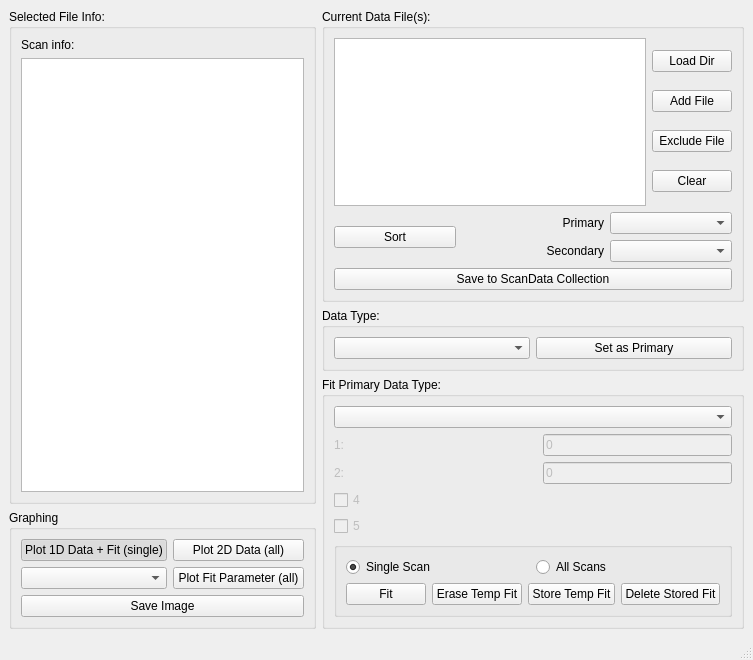
The window that experimentdataanalysis/guis/ui_databrowser.ui (mwmacmahon/experimentdataanalysis) describes before a commit, drawn with Qt 5.
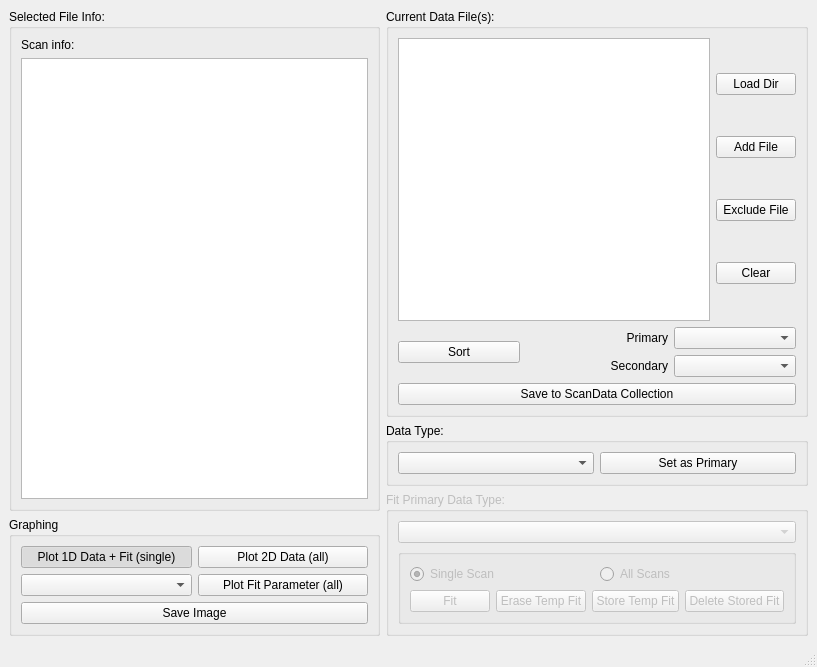
The same window after the commit.

The edit to the form file:
```diff
--- a/experimentdataanalysis/guis/ui_databrowser.ui
+++ b/experimentdataanalysis/guis/ui_databrowser.ui
@@ -6,8 +6,8 @@
    <rect>
     <x>0</x>
     <y>0</y>
-    <width>753</width>
-    <height>660</height>
+    <width>817</width>
+    <height>667</height>
    </rect>
   </property>
   <property name="windowTitle">
@@ -247,6 +247,9 @@
       </item>
       <item>
        <widget class="QGroupBox" name="box_fitting">
+        <property name="enabled">
+         <bool>false</bool>
+        </property>
         <property name="title">
          <string>Fit Primary Data Type:</string>
         </property>
@@ -254,106 +257,6 @@
          <item>
           <widget class="QComboBox" name="cmb_fitfcn"/>
          </item>
-         <item>
-          <layout class="QHBoxLayout" name="horiz_genericfield1">
-           <item>
-            <widget class="QLabel" name="label_5">
-             <property name="enabled">
-              <bool>false</bool>
-             </property>
-             <property name="text">
-              <string>1: </string>
-             </property>
-            </widget>
-           </item>
-           <item>
-            <spacer name="horizontalSpacer_4">
-             <property name="orientation">
-              <enum>Qt::Horizontal</enum>
-             </property>
-             <property name="sizeHint" stdset="0">
-              <size>
-               <width>40</width>
-               <height>20</height>
-              </size>
-             </property>
-            </spacer>
-           </item>
-           <item>
-            <widget class="QLineEdit" name="edit_max">
-             <property name="enabled">
-              <bool>false</bool>
-             </property>
-             <property name="text">
-              <string>0</string>
-             </property>
-             <property name="maxLength">
-              <number>100</number>
-             </property>
-            </widget>
-           </item>
-          </layout>
-         </item>
-         <item>
-          <layout class="QHBoxLayout" name="horiz_genericfield2">
-           <item>
-            <widget class="QLabel" name="label_4">
-             <property name="enabled">
-              <bool>false</bool>
-             </property>
-             <property name="text">
-              <string>2: </string>
-             </property>
-            </widget>
-           </item>
-           <item>
-            <spacer name="horizontalSpacer_3">
-             <property name="orientation">
-              <enum>Qt::Horizontal</enum>
-             </property>
-             <property name="sizeHint" stdset="0">
-              <size>
-               <width>40</width>
-               <height>20</height>
-              </size>
-             </property>
-            </spacer>
-           </item>
-           <item>
-            <widget class="QLineEdit" name="edit_min">
-             <property name="enabled">
-              <bool>false</bool>
-             </property>
-             <property name="text">
-              <string>0</string>
-             </property>
-             <property name="maxLength">
-              <number>100</number>
-             </property>
-            </widget>
-           </item>
-          </layout>
-         </item>
-         <item>
-          <widget class="QCheckBox" name="check_combinesubseries">
-           <property name="enabled">
-            <bool>false</bool>
-           </property>
-           <property name="text">
-            <string>4</string>
-           </property>
-          </widget>
-         </item>
-         <item>
-          <widget class="QCheckBox" name="check_shuffle">
-           <property name="enabled">
-            <bool>false</bool>
-           </property>
-           <property name="text">
-            <string>5</string>
-           </property>
-          </widget>
-         </item>
          <item>
           <widget class="QGroupBox" name="box_fitcontrolpanel">
            <property name="title">
```
